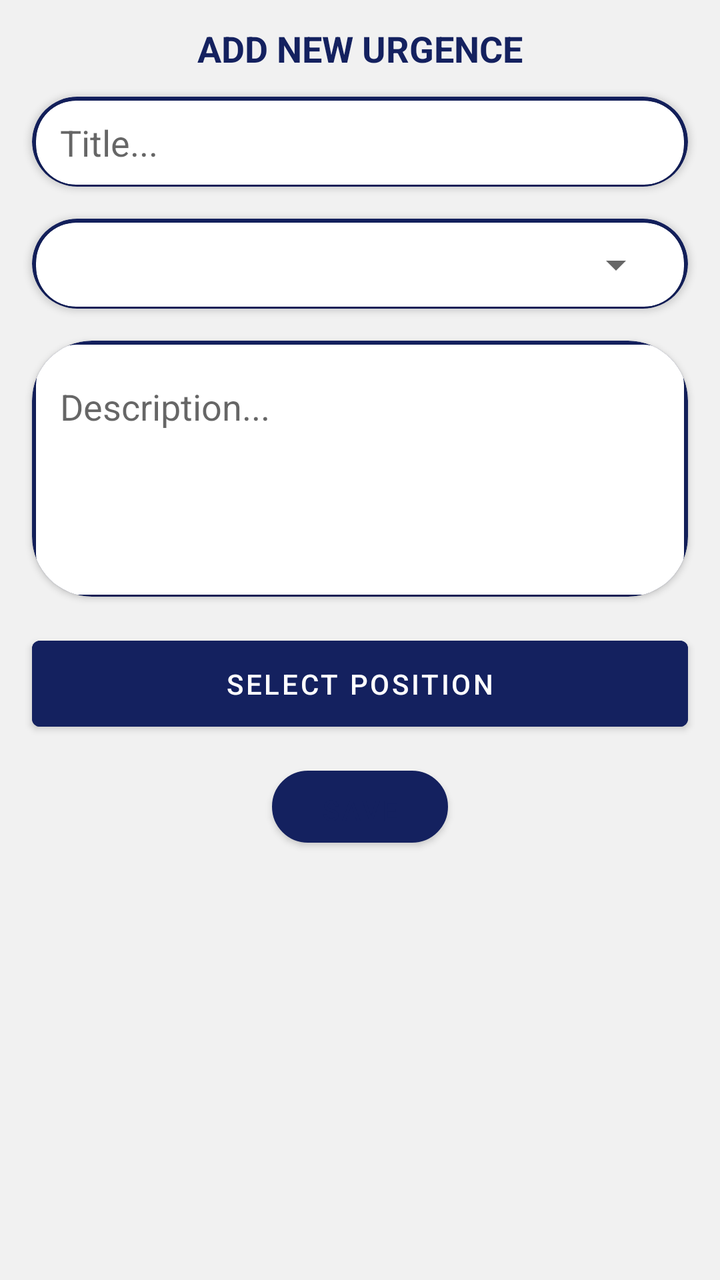
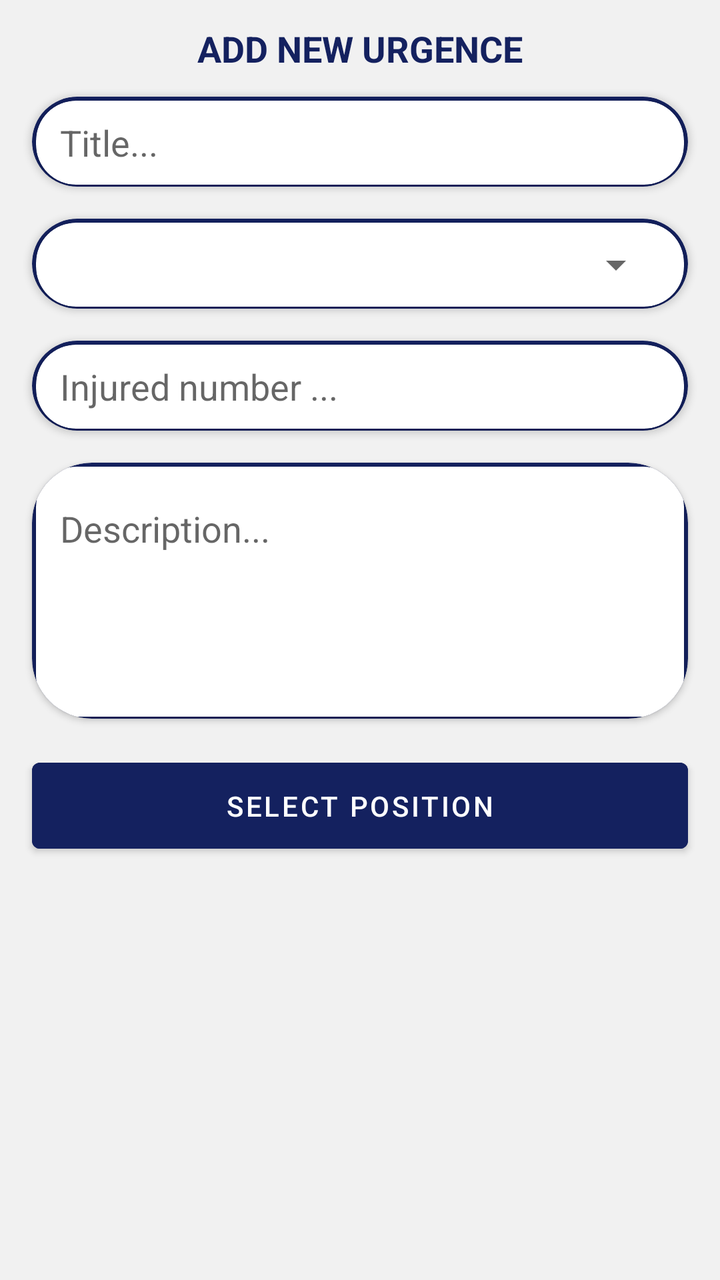

Compare the two renders of this Android layout. The source of the first and the diff that turns it into the second are given below.
<!-- AndroidManifest.xml: application theme Theme.EmergencySystem -->
<!-- res/layout/add_urgence_bottom_sheet.xml -->
<?xml version="1.0" encoding="utf-8"?>
<LinearLayout xmlns:android="http://schemas.android.com/apk/res/android"
    xmlns:app="http://schemas.android.com/apk/res-auto"
    android:layout_width="match_parent"
    android:layout_height="match_parent"
    android:background="#81E4E4E4"
    android:orientation="vertical">

    <TextView
        android:layout_width="match_parent"
        android:layout_height="wrap_content"
        android:padding="12dp"
        android:text="ADD NEW URGENCE"
        android:textAlignment="center"
        android:textColor="@color/colorApp"
        android:textSize="18sp"
        android:textStyle="bold" />

    <androidx.cardview.widget.CardView
        android:layout_width="match_parent"
        android:layout_height="45dp"
        android:layout_marginHorizontal="16dp"
        app:cardBackgroundColor="@color/colorApp"
        app:cardCornerRadius="30dp">

        <androidx.cardview.widget.CardView
            android:layout_width="match_parent"
            android:layout_height="42dp"
            android:layout_margin="2dp"
            android:layout_marginBottom="2dp"
            android:layout_weight="1"
            app:cardCornerRadius="20sp">

            <EditText
                android:id="@+id/edtMessageClient"
                android:layout_width="match_parent"
                android:layout_height="wrap_content"
                android:layout_gravity="center_vertical"
                android:background="@null"
                android:backgroundTint="@color/white"
                android:hint="Title..."
                android:inputType="text"
                android:paddingStart="12dp" />


        </androidx.cardview.widget.CardView>
    </androidx.cardview.widget.CardView>

    <androidx.cardview.widget.CardView
        android:layout_width="match_parent"
        android:layout_height="45dp"
        android:layout_marginHorizontal="16dp"
        app:cardBackgroundColor="@color/colorApp"
        app:cardCornerRadius="30dp"
        android:layout_marginVertical="16dp"
        >
        <androidx.cardview.widget.CardView
            android:layout_width="match_parent"
            android:layout_height="42dp"
            android:layout_margin="2dp"
            android:layout_marginBottom="2dp"
            android:layout_weight="1"
            app:cardCornerRadius="20sp">

            <Spinner
                android:id="@+id/coursesspinner"
                android:layout_height="wrap_content"
                android:layout_width="match_parent"
                android:layout_marginEnd="10dp"
                android:layout_marginStart="10dp"
                android:layout_marginBottom="10dp"
                android:layout_marginTop="10dp"
                app:layout_constraintStart_toStartOf="parent"
                app:layout_constraintTop_toTopOf="parent"/>


        </androidx.cardview.widget.CardView>
    </androidx.cardview.widget.CardView>

    <androidx.cardview.widget.CardView
        android:layout_width="match_parent"
        android:layout_height="128dp"
        android:layout_marginHorizontal="16dp"
        app:cardBackgroundColor="@color/colorApp"
        app:cardCornerRadius="30dp">

        <androidx.cardview.widget.CardView
            android:layout_width="match_parent"
            android:layout_height="125dp"
            android:layout_margin="2dp"
            android:layout_marginBottom="2dp"
            android:layout_weight="1"
            app:cardCornerRadius="20sp">

            <EditText
                android:id="@+id/edtdescreption"
                android:layout_width="match_parent"
                android:layout_height="wrap_content"
                android:layout_gravity="center_vertical"
                android:background="@null"
                android:backgroundTint="@color/white"
                android:gravity="top|left"
                android:hint="Description..."
                android:inputType="textMultiLine"
                android:minLines="4"
                android:paddingStart="12dp" />


        </androidx.cardview.widget.CardView>
    </androidx.cardview.widget.CardView>


    <Button
        android:id="@+id/btnSelectPosition"
        android:layout_width="match_parent"
        android:layout_height="wrap_content"
        android:backgroundTint="@color/colorApp"
        android:text="SELECT POSITION"
        android:padding="12dp"
        android:layout_marginTop="16dp"
        android:layout_marginHorizontal="16dp"
        />

    <Button
        android:layout_width="wrap_content"
        android:id="@+id/savaEmergency"
        android:layout_height="36dp"
        android:layout_gravity="center"
        android:layout_margin="16dp"
        android:textColor="@color/colorApp"
        android:background="@drawable/button_shape"
        android:text="SAVE" />

</LinearLayout>
<!-- resources referenced by this layout -->
<resources>
  <color name="colorApp">#FF14215F</color>
  <color name="white">#FFFFFFFF</color>
  <!-- drawable button_shape (drawable) -->
  <?xml version="1.0" encoding="utf-8"?>
  <shape xmlns:android="http://schemas.android.com/apk/res/android"
      >
      <stroke android:color="@color/colorApp" android:width="1dp" />
      <solid android:color="@color/colorApp"/>
      <corners android:radius="20dp" />
  </shape>
  <style name="Theme.EmergencySystem" parent="Theme.MaterialComponents.DayNight.DarkActionBar">
          
          <item name="colorPrimary">@color/purple_500</item>
          <item name="colorPrimaryVariant">@color/purple_700</item>
          <item name="colorOnPrimary">@color/white</item>
          
          <item name="colorSecondary">@color/teal_200</item>
          <item name="colorSecondaryVariant">@color/teal_700</item>
          <item name="colorOnSecondary">@color/black</item>
          
          <item name="android:statusBarColor" tools:targetApi="l">?attr/colorPrimaryVariant</item>
          
      </style>
  <color name="purple_500">#FF14215F</color>
  <color name="purple_700">#FF14215F</color>
  <color name="teal_200">#FF03DAC5</color>
  <color name="teal_700">#FF018786</color>
  <color name="black">#FF000000</color>
</resources>

<!-- the commit's change to res/layout/add_urgence_bottom_sheet.xml (unified diff, before → after) -->
@@ -32,7 +32,7 @@
             app:cardCornerRadius="20sp">
 
             <EditText
-                android:id="@+id/edtMessageClient"
+                android:id="@+id/edtTitleEmergency"
                 android:layout_width="match_parent"
                 android:layout_height="wrap_content"
                 android:layout_gravity="center_vertical"
@@ -75,6 +75,37 @@
 
 
         </androidx.cardview.widget.CardView>
+
+    </androidx.cardview.widget.CardView>
+
+    <androidx.cardview.widget.CardView
+        android:layout_width="match_parent"
+        android:layout_height="45dp"
+        android:layout_marginHorizontal="16dp"
+        app:cardBackgroundColor="@color/colorApp"
+        app:cardCornerRadius="30dp"
+        android:layout_marginBottom="16dp"
+        >
+        <androidx.cardview.widget.CardView
+            android:layout_width="match_parent"
+            android:layout_height="42dp"
+            android:layout_margin="2dp"
+            android:layout_marginBottom="2dp"
+            android:layout_weight="1"
+            app:cardCornerRadius="20sp">
+            <EditText
+                android:id="@+id/edtNbrInjured"
+                android:layout_width="match_parent"
+                android:layout_height="wrap_content"
+                android:layout_gravity="center_vertical"
+                android:background="@null"
+                android:backgroundTint="@color/white"
+                android:hint="Injured number ..."
+                android:inputType="number"
+                android:paddingStart="12dp" />
+
+        </androidx.cardview.widget.CardView>
+
     </androidx.cardview.widget.CardView>
 
     <androidx.cardview.widget.CardView
@@ -121,14 +152,4 @@
         android:layout_marginHorizontal="16dp"
         />
 
-    <Button
-        android:layout_width="wrap_content"
-        android:id="@+id/savaEmergency"
-        android:layout_height="36dp"
-        android:layout_gravity="center"
-        android:layout_margin="16dp"
-        android:textColor="@color/colorApp"
-        android:background="@drawable/button_shape"
-        android:text="SAVE" />
-
 </LinearLayout>
<!-- resource entries referenced after the edit -->
@@ -2,14 +2,6 @@
 <resources>
   <color name="colorApp">#FF14215F</color>
   <color name="white">#FFFFFFFF</color>
-  <!-- drawable button_shape (drawable) -->
-  <?xml version="1.0" encoding="utf-8"?>
-  <shape xmlns:android="http://schemas.android.com/apk/res/android"
-      >
-      <stroke android:color="@color/colorApp" android:width="1dp" />
-      <solid android:color="@color/colorApp"/>
-      <corners android:radius="20dp" />
-  </shape>
   <style name="Theme.EmergencySystem" parent="Theme.MaterialComponents.DayNight.DarkActionBar">
           
           <item name="colorPrimary">@color/purple_500</item>
